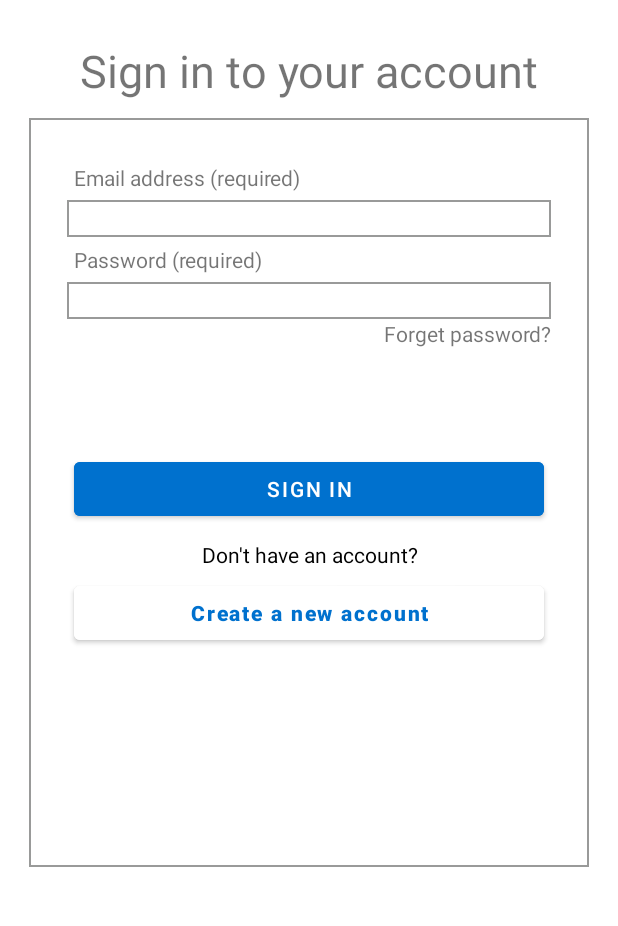
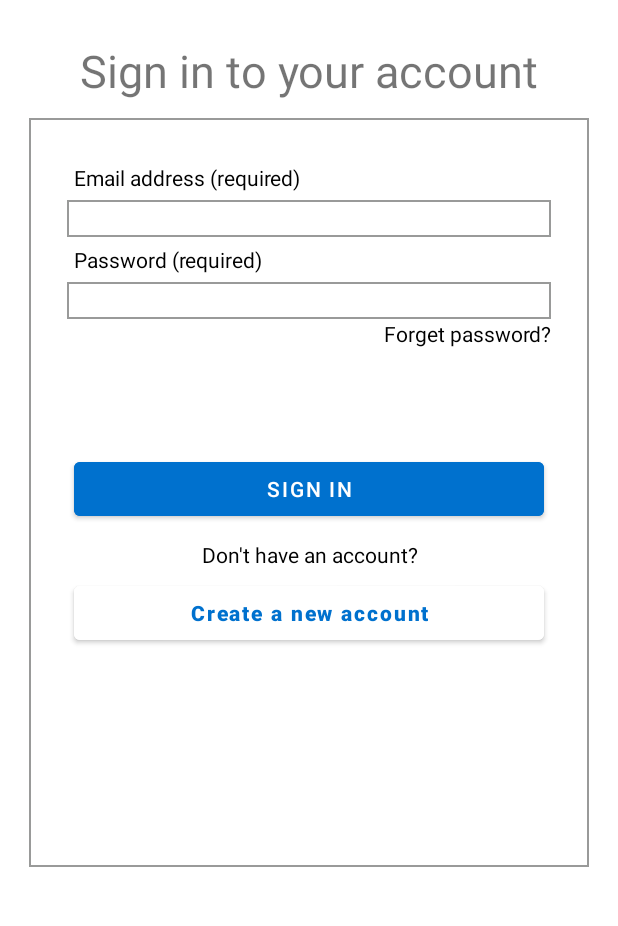
Before and after one commit to riwaazBSijapati/MDP-Assignment4, an Android app: the screen it shows after launch (MainActivity), on a phone screen of 412 x 824 dp, the part 206-1132 px from its top. Run offline under Robolectric (Android 15) with nearby library versions, the phone set to English and light mode, and no system bars; 1 statement that could not run was skipped.

Commit message:
Init Commit

```diff
--- a/app/build.gradle
+++ b/app/build.gradle
@@ -31,7 +31,7 @@ android {
         jvmTarget = '1.8'
     }
     buildFeatures{
-        dataBinding true
+        viewBinding true
     }
 }
 
--- a/app/src/main/AndroidManifest.xml
+++ b/app/src/main/AndroidManifest.xml
@@ -27,6 +27,12 @@
             android:name="android.app.lib_name"
             android:value="" />
     </activity>
+    <activity android:name=".RegisterActivity"
+        android:exported="true">
+    </activity>
+        <activity android:name=".ShoppingCategory"
+            android:exported="true">
+        </activity>
 
     </application>
 
--- /dev/null
+++ b/app/src/main/java/com/example/walmartcopy/ProductRecycler.kt
@@ -0,0 +1,5 @@
+package com.example.walmartcopy
+
+class ProductRecycler {
+
+}
--- a/app/src/main/java/com/example/walmartcopy/User.kt
+++ b/app/src/main/java/com/example/walmartcopy/User.kt
@@ -3,43 +3,52 @@ package com.example.walmartcopy
 import android.os.Parcel
 import android.os.Parcelable
 
-data class User(
-    val firstName:String?,
-    val lastName: String?,
-    val userName: String?,
-    val password: String?) : Parcelable {
-
-    constructor(parcel: Parcel) : this(
-        parcel.readString(),
-        parcel.readString(),
-        parcel.readString(),
-        parcel.readString()
-    )
-
-    override fun writeToParcel(parcel: Parcel, flags: Int) {
-        parcel.writeString(firstName)
-        parcel.writeString(lastName)
-        parcel.writeString(userName)
-        parcel.writeString(password)
-    }
-
-    override fun describeContents(): Int {
-        return 0
-    }
-
-    companion object CREATOR : Parcelable.Creator<User> {
-        override fun createFromParcel(parcel: Parcel): User {
-            return User(parcel)
-        }
-
-        override fun newArray(size: Int): Array<User?> {
-            return arrayOfNulls(size)
-        }
-    }
-
+data class User(val firstName: String, val lastName: String, val userName: String, val password : String) : java.io.Serializable{
     @Override
     override fun equals(other: Any?): Boolean {
         if(other!is User) return false
         return this.userName == other.userName && this.password==other.password;
     }
+
 }
+
+//data class User(
+//    val firstName:String?,
+//    val lastName: String?,
+//    val userName: String?,
+//    val password: String?) : Parcelable {
+//
+//    constructor(parcel: Parcel) : this(
+//        parcel.readString(),
+//        parcel.readString(),
+//        parcel.readString(),
+//        parcel.readString()
+//    )
+//
+//    override fun writeToParcel(parcel: Parcel, flags: Int) {
+//        parcel.writeString(firstName)
+//        parcel.writeString(lastName)
+//        parcel.writeString(userName)
+//        parcel.writeString(password)
+//    }
+//
+//    override fun describeContents(): Int {
+//        return 0
+//    }
+//
+//    companion object CREATOR : Parcelable.Creator<User> {
+//        override fun createFromParcel(parcel: Parcel): User {
+//            return User(parcel)
+//        }
+//
+//        override fun newArray(size: Int): Array<User?> {
+//            return arrayOfNulls(size)
+//        }
+//    }
+//
+//    @Override
+//    override fun equals(other: Any?): Boolean {
+//        if(other!is User) return false
+//        return this.userName == other.userName && this.password==other.password;
+//    }
+//}
--- a/app/src/main/res/layout/activity_main.xml
+++ b/app/src/main/res/layout/activity_main.xml
@@ -51,7 +51,8 @@
             android:layout_height="wrap_content"
             android:layout_marginHorizontal="30dp"
             android:layout_marginTop="30dp"
-            android:text="Email address (required)" />
+            android:text="Email address (required)"
+            android:textColor="#000000" />
 
         <EditText
             android:id="@+id/emailAddInp"
@@ -59,10 +60,10 @@
             android:layout_height="wrap_content"
             android:layout_marginHorizontal="25dp"
             android:layout_marginTop="5dp"
+            android:background="@drawable/border"
             android:ems="10"
             android:inputType="textEmailAddress"
-            android:background="@drawable/border"
- />
+            android:textColor="#000000" />
 
         <TextView
             android:id="@+id/pwdTxt"
@@ -70,7 +71,8 @@
             android:layout_height="wrap_content"
             android:layout_marginHorizontal="30dp"
             android:layout_marginTop="5dp"
-            android:text="Password (required)" />
+            android:text="Password (required)"
+            android:textColor="#000000" />
 
         <EditText
             android:id="@+id/pwdInp"
@@ -78,9 +80,10 @@
             android:layout_height="wrap_content"
             android:layout_marginHorizontal="25dp"
             android:layout_marginTop="5dp"
+            android:background="@drawable/border"
             android:ems="10"
-            android:background="@drawable/border"
-            android:inputType="textPassword" />
+            android:inputType="textPassword"
+            android:textColor="#000000" />
 
         <TextView
             android:id="@+id/forgetPwd"
@@ -90,7 +93,8 @@
             android:clickable="true"
             android:focusable="true"
             android:text="Forget password?"
-            android:textAlignment="textEnd" />
+            android:textAlignment="textEnd"
+            android:textColor="#000000" />
 
         <Button
             android:id="@+id/createAcc"
```
Also changed, not shown: app/src/main/java/com/example/walmartcopy/MainActivity.kt (+49 -18 lines), app/src/main/java/com/example/walmartcopy/RegisterActivity.kt (+16 -9 lines), app/src/main/res/layout/activity_register.xml (+18 -10 lines), app/src/main/res/layout/activity_shopping_category.xml (+7 -7 lines), app/src/main/res/drawable/grocery_transparent_background__1_.png (added).
